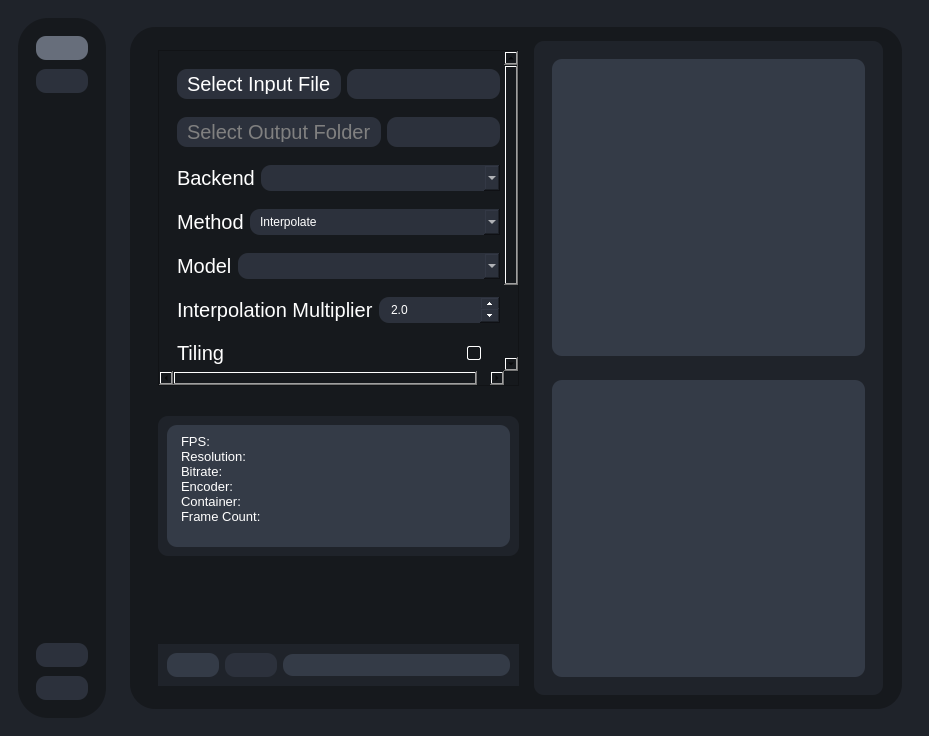
The window that testRVEInterface.ui (TNTwise/Rife-ESRGAN-App-Linux-QT) describes before a commit, drawn with Qt 5.
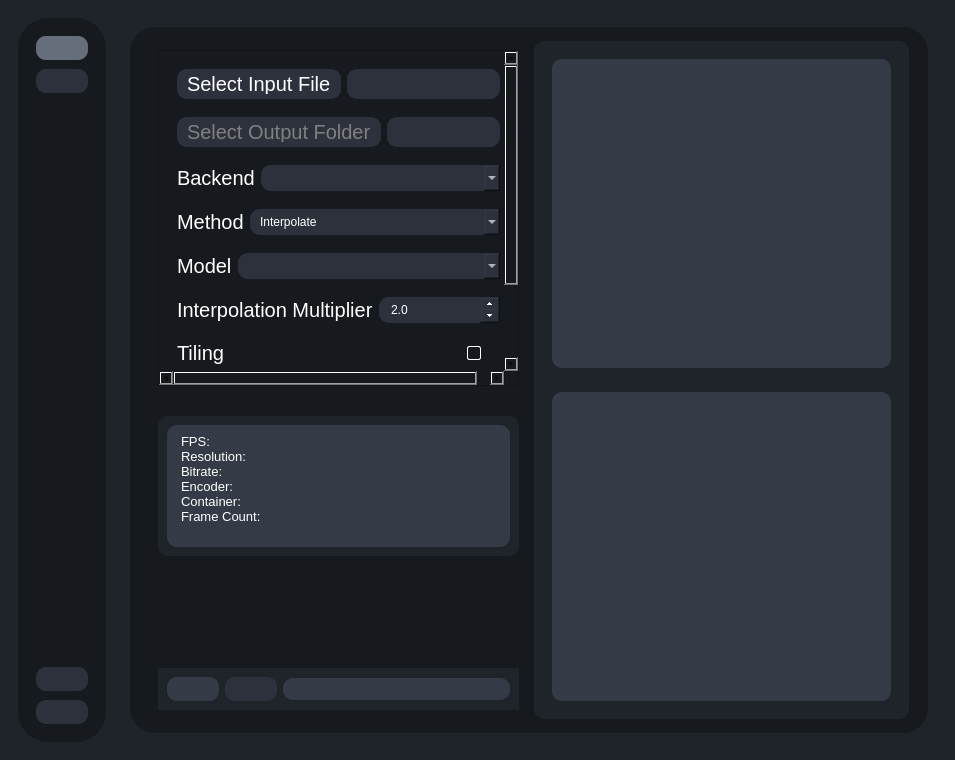
The same window after the commit. The open tabs and pages were chosen to show the change. Icons and pictures are not drawn.

Commit message: add gmfss to frontend

Diff of the .ui file:
```diff
--- a/testRVEInterface.ui
+++ b/testRVEInterface.ui
@@ -6,8 +6,8 @@
    <rect>
     <x>0</x>
     <y>0</y>
-    <width>929</width>
-    <height>736</height>
+    <width>955</width>
+    <height>760</height>
    </rect>
   </property>
   <property name="windowTitle">
@@ -1197,8 +1197,8 @@
 hr { height: 1px; border-width: 0; }
 li.unchecked::marker { content: &quot;\2610&quot;; }
 li.checked::marker { content: &quot;\2612&quot;; }
-&lt;/style&gt;&lt;/head&gt;&lt;body style=&quot; font-family:'Sans Serif'; font-size:13pt; font-weight:400; font-style:normal;&quot;&gt;
-&lt;p style=&quot;-qt-paragraph-type:empty; margin-top:0px; margin-bottom:0px; margin-left:0px; margin-right:0px; -qt-block-indent:0; text-indent:0px; font-size:15pt;&quot;&gt;&lt;br /&gt;&lt;/p&gt;&lt;/body&gt;&lt;/html&gt;</string>
+&lt;/style&gt;&lt;/head&gt;&lt;body style=&quot; font-family:'Cantarell'; font-size:13pt; font-weight:400; font-style:normal;&quot;&gt;
+&lt;p style=&quot;-qt-paragraph-type:empty; margin-top:0px; margin-bottom:0px; margin-left:0px; margin-right:0px; -qt-block-indent:0; text-indent:0px; font-family:'Sans Serif'; font-size:15pt;&quot;&gt;&lt;br /&gt;&lt;/p&gt;&lt;/body&gt;&lt;/html&gt;</string>
                       </property>
                      </widget>
                     </item>
@@ -2863,7 +2863,7 @@
        <property name="rightMargin">
         <number>0</number>
        </property>
-       <item alignment="">
+       <item>
         <widget class="QWidget" name="leftMenuSubContainer" native="true">
          <layout class="QVBoxLayout" name="verticalLayout_3">
           <property name="rightMargin">
@@ -2967,7 +2967,7 @@
             </property>
            </spacer>
           </item>
-          <item alignment="">
+          <item>
            <widget class="QWidget" name="verticalWidget" native="true">
             <layout class="QVBoxLayout" name="verticalLayout_4">
              <property name="spacing">
```
Left out of the diff: 26 changed lines with no effect on the pictures. The commit also changes 2 other files.
